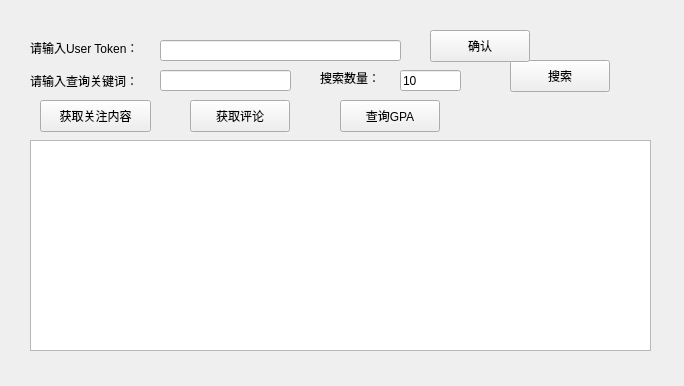
Old version of the form Helper/treehole.ui in the repository champion-chenpeng/CuteSunny.
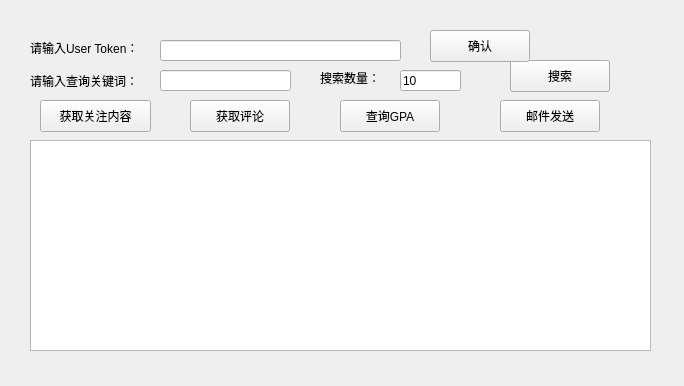
New version of the form.

Commit message: append smtp_mail in treehole and bbs

Patch:
```diff
--- a/Helper/treehole.ui
+++ b/Helper/treehole.ui
@@ -173,6 +173,19 @@
     <string>查询GPA</string>
    </property>
   </widget>
+  <widget class="QPushButton" name="emailBtn">
+   <property name="geometry">
+    <rect>
+     <x>500</x>
+     <y>100</y>
+     <width>100</width>
+     <height>32</height>
+    </rect>
+   </property>
+   <property name="text">
+    <string>邮件发送</string>
+   </property>
+  </widget>
  </widget>
  <resources/>
  <connections/>
```
The commit also changes 10 other files.
